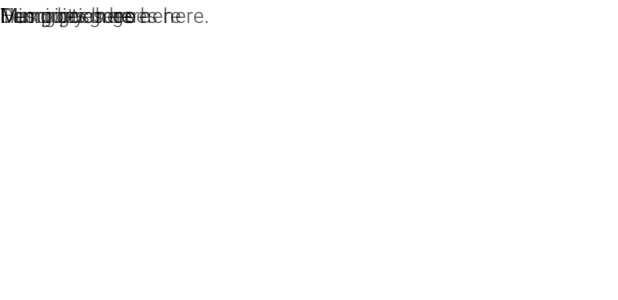
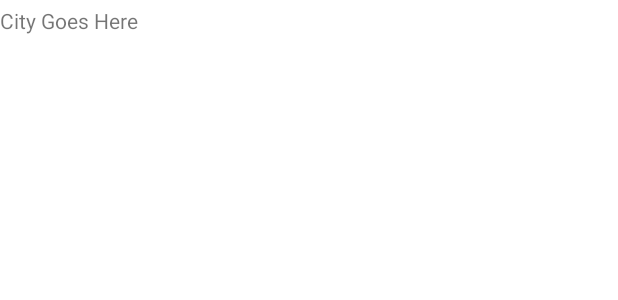
Before and after one commit to PlanetaryMarlin/Final_Project, an Android app: the layout weather_location_results.xml on its own in the app's theme, with its tools: preview values and no code run, on a phone screen of 412 x 824 dp. Shown: the top 300 px of the screen. Run offline under Robolectric (Android 15) with nearby library versions, the phone set to English and light mode, and no system bars.

```diff
--- a/app/src/main/java/com/example/final_project/Weather/Weather_Database.java
+++ b/app/src/main/java/com/example/final_project/Weather/Weather_Database.java
@@ -7,5 +7,9 @@ import androidx.room.RoomDatabase;
  */
 @Database(entities = {WeatherResult.class}, version = 1)
 public abstract class Weather_Database extends RoomDatabase {
+    /**
+     * An abstact method that will be used to contrain the weatherDAO
+     * @return weatherDAO
+     */
     public abstract WeatherDAO weatherDAO();
 }
--- a/app/src/main/res/layout/weather_fragment.xml
+++ b/app/src/main/res/layout/weather_fragment.xml
@@ -1,9 +1,9 @@
 <?xml version="1.0" encoding="utf-8"?>
 <androidx.constraintlayout.widget.ConstraintLayout xmlns:android="http://schemas.android.com/apk/res/android"
+    xmlns:app="http://schemas.android.com/apk/res-auto"
+    xmlns:tools="http://schemas.android.com/tools"
     android:layout_width="match_parent"
     android:layout_height="match_parent">
 
 
-
-
 </androidx.constraintlayout.widget.ConstraintLayout>
--- a/app/src/main/res/layout/weather_location_results.xml
+++ b/app/src/main/res/layout/weather_location_results.xml
@@ -6,53 +6,13 @@
     android:layout_height="match_parent">
 
     <TextView
-        android:id="@+id/temp"
-        android:layout_width="match_parent"
-        android:layout_height="wrap_content"
-        android:text="Temp goes here"
-        android:visibility="visible" />
-
-    <TextView
-        android:id="@+id/maxTemp"
-        android:layout_width="match_parent"
-        android:layout_height="wrap_content"
-        android:text="Max goes here"
-        android:visibility="visible"
-        tools:layout_editor_absoluteX="0dp"
-        tools:layout_editor_absoluteY="19dp" />
-
-    <TextView
-        android:id="@+id/minTemp"
-        android:layout_width="match_parent"
-        android:layout_height="wrap_content"
-        android:text="Min goes here"
-        android:visibility="visible"
-        tools:layout_editor_absoluteX="-16dp"
-        tools:layout_editor_absoluteY="38dp" />
-
-    <TextView
-        android:id="@+id/humidity"
-        android:layout_width="match_parent"
-        android:layout_height="wrap_content"
-        android:text="Humidity goes here"
-        android:visibility="visible"
-        tools:layout_editor_absoluteX="-16dp"
-        tools:layout_editor_absoluteY="57dp" />
-
-    <ImageView
-        android:id="@+id/icon"
-        android:layout_width="42dp"
-        android:layout_height="35dp"
-        android:visibility="visible"
-        tools:layout_editor_absoluteX="0dp"
-        tools:layout_editor_absoluteY="95dp" />
-
-    <TextView
-        android:id="@+id/description"
-        android:layout_width="match_parent"
-        android:layout_height="wrap_content"
-        android:text="Description goes here."
-        android:visibility="visible"
-        tools:layout_editor_absoluteX="-16dp"
-        tools:layout_editor_absoluteY="76dp" />
+        android:id="@+id/cityData"
+        android:layout_width="166dp"
+        android:layout_height="20dp"
+        android:layout_marginTop="4dp"
+        android:text="City Goes Here"
+        app:layout_constraintEnd_toEndOf="parent"
+        app:layout_constraintHorizontal_bias="0.0"
+        app:layout_constraintStart_toStartOf="parent"
+        app:layout_constraintTop_toTopOf="parent" />
 </androidx.constraintlayout.widget.ConstraintLayout>
```
Also changed, not shown: app/src/main/java/com/example/final_project/Weather_Stack.java (+33 -1 lines), app/src/main/res/layout/activity_weather_stack.xml (+10 -0 lines).
